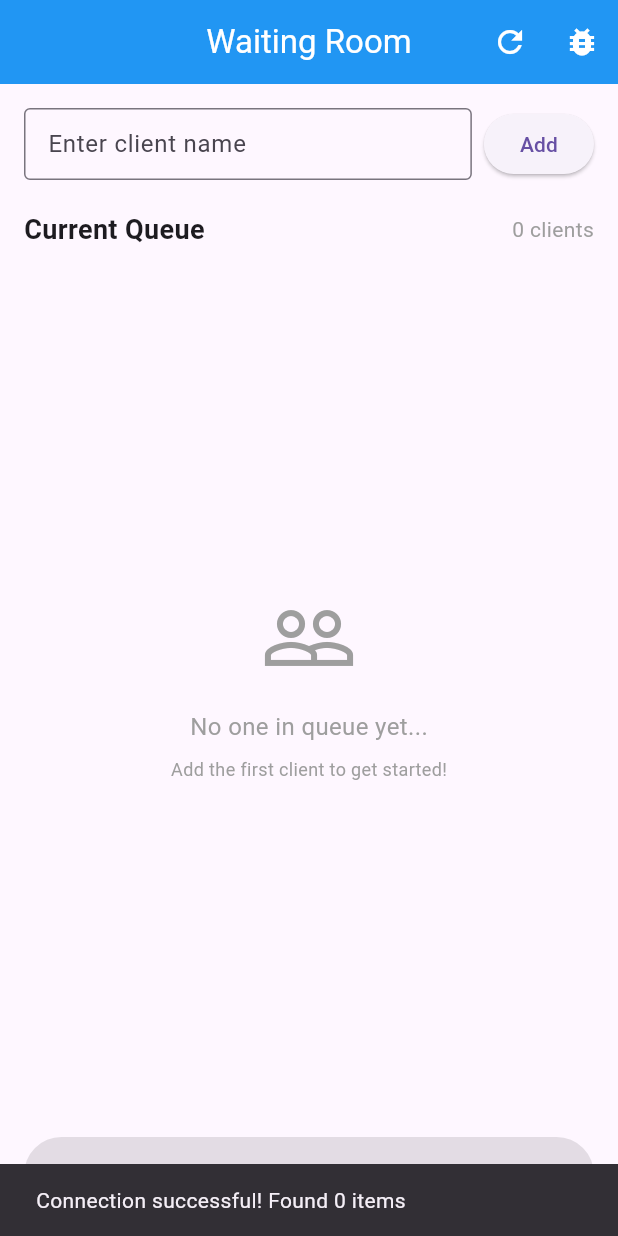
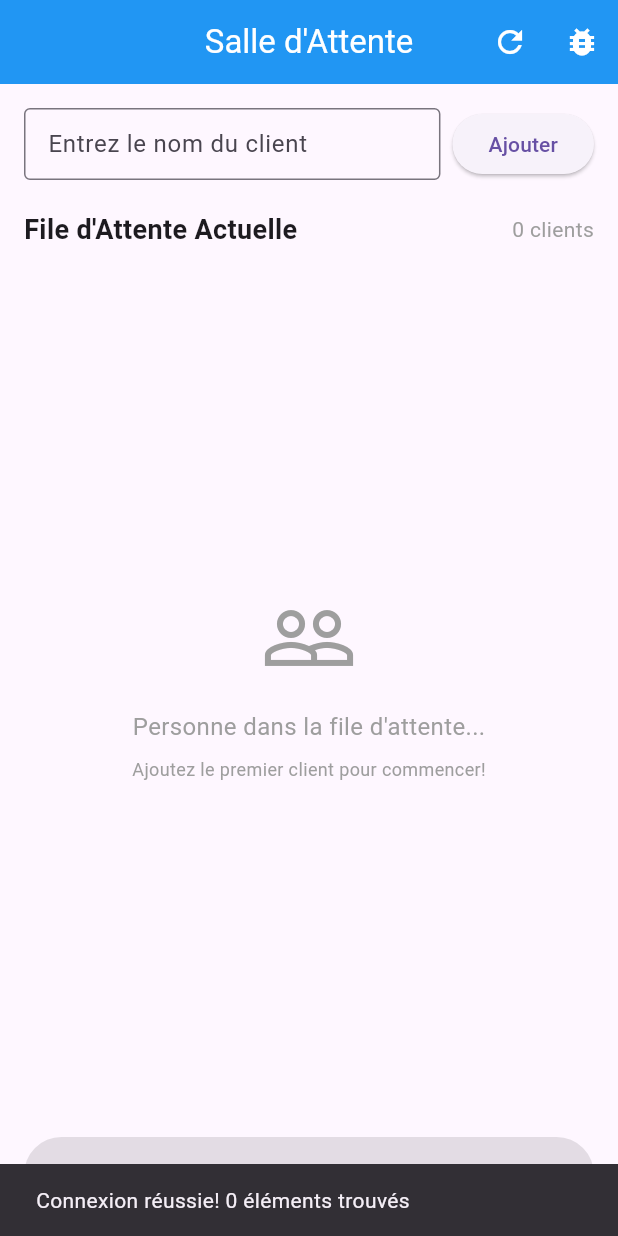
Before and after one commit to iyed-zouari/workshop4, a Flutter app: the screen it shows after launch, after a tap on the "bug report" icon, on a phone screen of 412 x 824 dp. Run offline on Flutter 3.47's test engine with Material 3 defaults, Android fonts, the light colour scheme and no system bars; our stand-ins replace supabase; accounts and stored records are empty.

Commit message:
Mise a jour de mon TP

```diff
--- a/lib/main.dart
+++ b/lib/main.dart
@@ -6,12 +6,10 @@ import 'providers/queue_provider.dart';
 
 void main() async {
   WidgetsFlutterBinding.ensureInitialized();
-
-  // Initialize Supabase with your actual values
   const supabaseUrl = 'https://rcfhiivyvtgichpsopkn.supabase.co';
   const supabaseAnonKey = 'eyJhbGciOiJIUzI1NiIsInR5cCI6IkpXVCJ9.eyJpc3MiOiJzdXBhYmFzZSIsInJlZiI6InJjZmhpaXZ5dnRnaWNocHNvcGtuIiwicm9sZSI6ImFub24iLCJpYXQiOjE3NTkzNDQ5NTUsImV4cCI6MjA3NDkyMDk1NX0.1FDV-f2DxdA-W_ncfSa_xcWn93M37oSiK-CYIMgJy2A';
 
-  // Initialize Supabase client
+  // Initialiser Supabase client
   final supabaseClient = SupabaseClient(supabaseUrl, supabaseAnonKey);
 
   runApp(MyApp(supabaseClient: supabaseClient));
@@ -27,7 +25,7 @@ class MyApp extends StatelessWidget {
     return ChangeNotifierProvider(
       create: (context) => QueueProvider(supabaseClient: supabaseClient),
       child: MaterialApp(
-        title: 'Waiting Room',
+        title: 'Salle d\'Attente',
         theme: ThemeData(
           primarySwatch: Colors.blue,
         ),
@@ -53,7 +51,7 @@ class _WaitingRoomScreenState extends State<WaitingRoomScreen> {
   Widget build(BuildContext context) {
     return Scaffold(
       appBar: AppBar(
-        title: const Text('Waiting Room'),
+        title: const Text('Salle d\'Attente'),
         centerTitle: true,
         backgroundColor: Colors.blue,
         foregroundColor: Colors.white,
@@ -76,14 +74,14 @@ class _WaitingRoomScreenState extends State<WaitingRoomScreen> {
         padding: const EdgeInsets.all(16.0),
         child: Column(
           children: [
-            // Input Section
+            // Section de saisie
             Row(
               children: [
                 Expanded(
                   child: TextField(
                     controller: _nameController,
                     decoration: const InputDecoration(
-                      hintText: 'Enter client name',
+                      hintText: 'Entrez le nom du client',
                       border: OutlineInputBorder(),
                       contentPadding: EdgeInsets.symmetric(horizontal: 12),
                     ),
@@ -99,18 +97,18 @@ class _WaitingRoomScreenState extends State<WaitingRoomScreen> {
                   onPressed: () {
                     _addClient(context, _nameController.text);
                   },
-                  child: const Text('Add'),
+                  child: const Text('Ajouter'),
                 ),
               ],
             ),
             const SizedBox(height: 20),
 
-            // Queue Title
+            // Titre de la file d'attente
             Row(
               mainAxisAlignment: MainAxisAlignment.spaceBetween,
               children: [
                 const Text(
-                  'Current Queue',
+                  'File d\'Attente Actuelle',
                   style: TextStyle(fontSize: 18, fontWeight: FontWeight.bold),
                 ),
                 Consumer<QueueProvider>(
@@ -128,7 +126,7 @@ class _WaitingRoomScreenState extends State<WaitingRoomScreen> {
             ),
             const SizedBox(height: 10),
 
-            // Queue List
+            // Liste de la file d'attente
             Expanded(
               child: Consumer<QueueProvider>(
                 builder: (context, provider, child) {
@@ -144,12 +142,12 @@ class _WaitingRoomScreenState extends State<WaitingRoomScreen> {
                           ),
                           SizedBox(height: 16),
                           Text(
-                            'No one in queue yet...',
+                            'Personne dans la file d\'attente...',
                             style: TextStyle(fontSize: 16, color: Colors.grey),
                           ),
                           SizedBox(height: 8),
                           Text(
-                            'Add the first client to get started!',
+                            'Ajoutez le premier client pour commencer!',
                             style: TextStyle(fontSize: 12, color: Colors.grey),
                           ),
                         ],
@@ -188,7 +186,7 @@ class _WaitingRoomScreenState extends State<WaitingRoomScreen> {
                                 ),
                               ),
                               subtitle: Text(
-                                'Added: ${_formatDate(client.createdAt)}',
+                                'Ajouté: ${_formatDate(client.createdAt)}',
                                 style: const TextStyle(fontSize: 12),
                               ),
                               trailing: IconButton(
@@ -210,7 +208,7 @@ class _WaitingRoomScreenState extends State<WaitingRoomScreen> {
               ),
             ),
 
-            // Next Button
+            // Bouton Suivant
             const SizedBox(height: 20),
             Consumer<QueueProvider>(
               builder: (context, provider, child) {
@@ -220,7 +218,7 @@ class _WaitingRoomScreenState extends State<WaitingRoomScreen> {
                   },
                   icon: const Icon(Icons.arrow_forward),
                   label: Text(
-                    provider.clients.isEmpty ? 'Queue Empty' : 'Next Client',
+                    provider.clients.isEmpty ? 'File Vide' : 'Client Suivant',
                   ),
                   style: ElevatedButton.styleFrom(
                     backgroundColor: provider.clients.isEmpty ? Colors.grey : Colors.green,
@@ -239,7 +237,7 @@ class _WaitingRoomScreenState extends State<WaitingRoomScreen> {
   Future<void> _addClient(BuildContext context, String name) async {
     final trimmedName = name.trim();
     if (trimmedName.isEmpty) {
-      _showSnackBar(context, 'Please enter a name');
+      _showSnackBar(context, 'Veuillez entrer un nom');
       return;
     }
 
@@ -250,9 +248,9 @@ class _WaitingRoomScreenState extends State<WaitingRoomScreen> {
     try {
       await context.read<QueueProvider>().addClient(trimmedName);
       _nameController.clear();
-      _showSnackBar(context, 'Added $trimmedName to queue');
+      _showSnackBar(context, '$trimmedName ajouté à la file');
     } catch (e) {
-      _showSnackBar(context, 'Error adding client: $e');
+      _showSnackBar(context, 'Erreur lors de l\'ajout: $e');
     } finally {
       setState(() {
         _isAdding = false;
@@ -265,23 +263,23 @@ class _WaitingRoomScreenState extends State<WaitingRoomScreen> {
       context: context,
       builder: (BuildContext context) {
         return AlertDialog(
-          title: const Text('Remove Client'),
-          content: Text('Are you sure you want to remove ${client.name} from the queue?'),
+          title: const Text('Supprimer le Client'),
+          content: Text('Êtes-vous sûr de vouloir supprimer ${client.name} de la file d\'attente?'),
           actions: [
             TextButton(
               onPressed: () {
                 Navigator.of(context).pop();
               },
-              child: const Text('Cancel'),
+              child: const Text('Annuler'),
             ),
             TextButton(
               onPressed: () {
                 context.read<QueueProvider>().removeClient(client.id);
                 Navigator.of(context).pop();
-                _showSnackBar(context, 'Removed ${client.name} from queue');
+                _showSnackBar(context, '${client.name} supprimé de la file');
               },
               child: const Text(
-                'Remove',
+                'Supprimer',
                 style: TextStyle(color: Colors.red),
               ),
             ),
@@ -295,18 +293,18 @@ class _WaitingRoomScreenState extends State<WaitingRoomScreen> {
     final provider = context.read<QueueProvider>();
 
     try {
-      print('=== TESTING SUPABASE CONNECTION ===');
+      print('=== TEST DE CONNEXION SUPABASE ===');
       final response = await provider.supabaseClient
           .from('clients')
           .select('*')
           .limit(1);
 
-      print('Test connection response: $response');
+      print('Réponse du test de connexion: $response');
 
-      _showSnackBar(context, 'Connection successful! Found ${response.length} items');
+      _showSnackBar(context, 'Connexion réussie! ${response.length} éléments trouvés');
     } catch (e) {
-      print('Connection test failed: $e');
-      _showSnackBar(context, 'Connection failed: $e');
+      print('Échec du test de connexion: $e');
+      _showSnackBar(context, 'Échec de connexion: $e');
     }
   }
 
--- a/lib/providers/queue_provider.dart
+++ b/lib/providers/queue_provider.dart
@@ -8,8 +8,7 @@ class QueueProvider extends ChangeNotifier {
   List<Client> get clients => List.unmodifiable(_clients);
 
   final SupabaseClient _supabase;
-  Timer? _pollingTimer;
-  bool _isLoading = false;
+  RealtimeChannel? _channel;
 
   QueueProvider({required SupabaseClient supabaseClient}) : _supabase = supabaseClient {
     _initialize();
@@ -17,13 +16,10 @@ class QueueProvider extends ChangeNotifier {
 
   Future<void> _initialize() async {
     await refreshClients();
-    _startPolling();
+    _setupRealtimeSubscription();
   }
 
   Future<void> refreshClients() async {
-    if (_isLoading) return;
-
-    _isLoading = true;
     try {
       print('=== FETCHING CLIENTS FROM SUPABASE ===');
 
@@ -32,19 +28,10 @@ class QueueProvider extends ChangeNotifier {
           .select()
           .order('created_at', ascending: true);
 
-      print('Supabase response type: ${response.runtimeType}');
       print('Supabase response: $response');
 
-      // Check if response is null or empty
-      if (response == null) {
-        print('Response is NULL');
-        _clients.clear();
-        notifyListeners();
-        return;
-      }
-
-      if (response is! List) {
-        print('Response is not a List. Type: ${response.runtimeType}');
+      if (response == null || response is! List) {
+        print('Invalid response format');
         _clients.clear();
         notifyListeners();
         return;
@@ -54,7 +41,7 @@ class QueueProvider extends ChangeNotifier {
 
       final List<Client> newClients = [];
       for (final item in response) {
-        print('Processing item: $item (type: ${item.runtimeType})');
+        print('Processing item: $item');
         try {
           final client = Client.fromMap(item);
           newClients.add(client);
@@ -64,7 +51,6 @@ class QueueProvider extends ChangeNotifier {
         }
       }
 
-      // Update the list
       _clients.clear();
       _clients.addAll(newClients);
       _clients.sort((a, b) => a.createdAt.compareTo(b.createdAt));
@@ -74,16 +60,110 @@ class QueueProvider extends ChangeNotifier {
 
     } catch (e) {
       print('EXCEPTION in refreshClients: $e');
-    } finally {
-      _isLoading = false;
     }
   }
 
-  void _startPolling() {
-    // Poll every 3 seconds for updates
-    _pollingTimer = Timer.periodic(const Duration(seconds: 3), (timer) {
-      refreshClients();
-    });
+  void _setupRealtimeSubscription() {
+    try {
+      print('=== SETTING UP REALTIME SUBSCRIPTION ===');
+
+      // Create channel for clients table
+      _channel = _supabase.channel('clients_channel');
+
+      // Subscribe to changes
+      _channel!
+          .on(
+        RealtimeListenTypes.postgresChanges,
+        ChannelFilter(
+          event: '*',
+          schema: 'public',
+          table: 'clients',
+        ),
+            (payload, [ref]) {
+          _handleRealtimeEvent(payload);
+        },
+      )
+          .subscribe((status, [error]) {
+        print('=== REALTIME SUBSCRIPTION STATUS: $status ===');
+        if (status == 'SUBSCRIBED') {
+          print('=== REALTIME SUBSCRIPTION ACTIVE ===');
+        } else if (status == 'TIMED_OUT') {
+          print('=== REALTIME SUBSCRIPTION TIMEOUT ===');
+        } else if (error != null) {
+          print('=== REALTIME SUBSCRIPTION ERROR: $error ===');
+        }
+      });
+
+    } catch (e) {
+      print('Error setting up realtime subscription: $e');
+    }
+  }
+
+  void _handleRealtimeEvent(Map<String, dynamic> payload) {
+    try {
+      final String eventType = payload['eventType'] ?? '';
+      final Map<String, dynamic> newRecord = payload['new'] ?? {};
+      final Map<String, dynamic> oldRecord = payload['old'] ?? {};
+
+      print('=== REALTIME EVENT: $eventType ===');
+      print('New record: $newRecord');
+      print('Old record: $oldRecord');
+
+      switch (eventType) {
+        case 'INSERT':
+          _handleInsertEvent(newRecord);
+          break;
+        case 'UPDATE':
+          _handleUpdateEvent(newRecord);
+          break;
+        case 'DELETE':
+          _handleDeleteEvent(oldRecord);
+          break;
+        default:
+          print('Unknown event type: $eventType');
+      }
+    } catch (e) {
+      print('Error handling realtime event: $e');
+    }
+  }
+
+  void _handleInsertEvent(Map<String, dynamic> newRecord) {
+    try {
+      final newClient = Client.fromMap(newRecord);
+      _clients.add(newClient);
+      _clients.sort((a, b) => a.createdAt.compareTo(b.createdAt));
+      print('=== CLIENT ADDED VIA REALTIME: ${newClient.name} ===');
+      notifyListeners();
+    } catch (e) {
+      print('Error handling insert event: $e');
+    }
+  }
+
+  void _handleUpdateEvent(Map<String, dynamic> newRecord) {
+    try {
+      final updatedClient = Client.fromMap(newRecord);
+      final index = _clients.indexWhere((client) => client.id == updatedClient.id);
+      if (index != -1) {
+        _clients[index] = updatedClient;
+        print('=== CLIENT UPDATED VIA REALTIME: ${updatedClient.name} ===');
+        notifyListeners();
+      }
+    } catch (e) {
+      print('Error handling update event: $e');
+    }
+  }
+
+  void _handleDeleteEvent(Map<String, dynamic> oldRecord) {
+    try {
+      final deletedId = oldRecord['id']?.toString();
+      if (deletedId != null) {
+        _clients.removeWhere((client) => client.id == deletedId);
+        print('=== CLIENT DELETED VIA REALTIME: $deletedId ===');
+        notifyListeners();
+      }
+    } catch (e) {
+      print('Error handling delete event: $e');
+    }
   }
 
   Future<void> addClient(String name) async {
@@ -100,9 +180,6 @@ class QueueProvider extends ChangeNotifier {
           .insert({'name': trimmedName});
 
       print('Client added to database: $trimmedName');
-
-      // Force an immediate refresh after adding
-      await refreshClients();
     } catch (e) {
       print('Exception adding client: $e');
     }
@@ -117,9 +194,6 @@ class QueueProvider extends ChangeNotifier {
           .match({'id': id});
 
       print('Client removed from database: $id');
-
-      // Force an immediate refresh after removal
-      await refreshClients();
     } catch (e) {
       print('Exception removing client: $e');
     }
@@ -141,7 +215,7 @@ class QueueProvider extends ChangeNotifier {
 
   @override
   void dispose() {
-    _pollingTimer?.cancel();
+    _channel?.unsubscribe();
     super.dispose();
   }
 }
```
Also changed, not shown: 1 other file.
